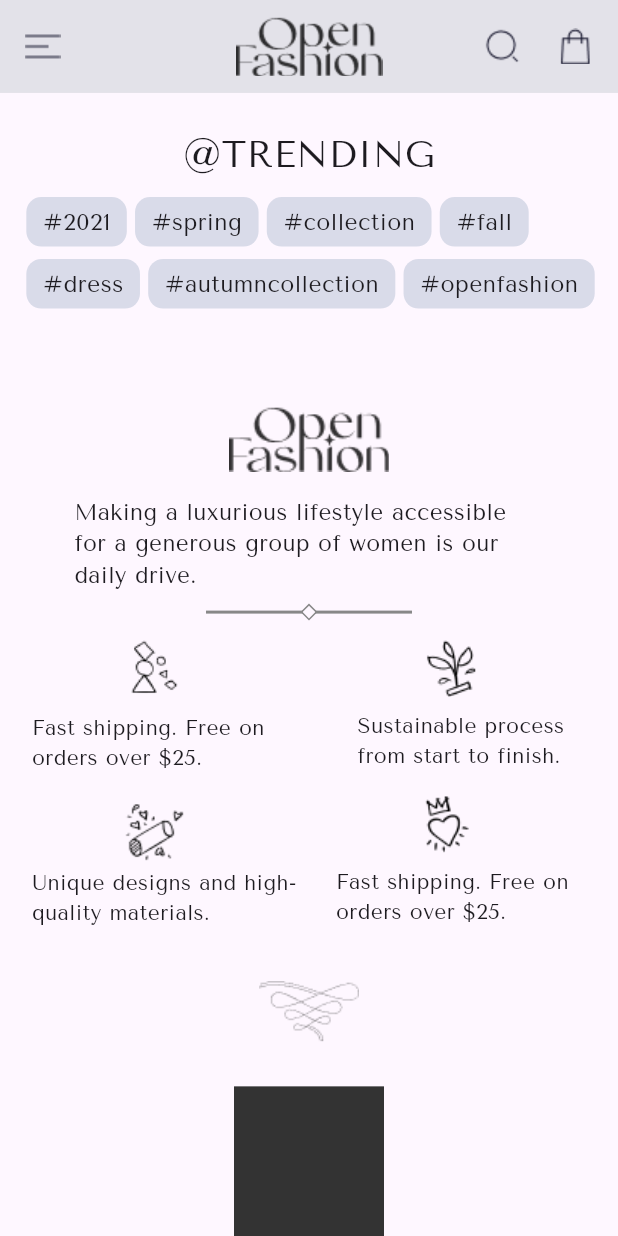
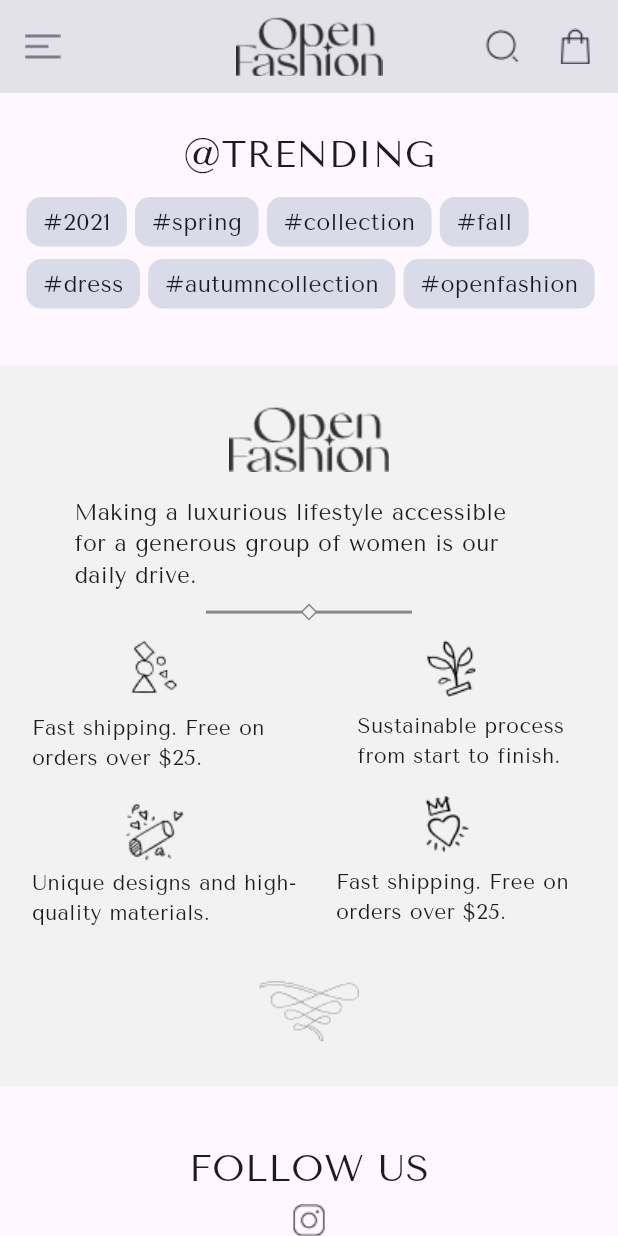
Before and after one commit to ahmetakay24/fashion_e_commerce_app, a Flutter app: the screen it shows after launch, scrolled down 3176 dp, on a phone screen of 412 x 824 dp. Run offline on Flutter 3.47's test engine with Material 3 defaults, Android fonts, the phone set to English and light mode, and no system bars; our stand-ins replace cached_network_image, carousel_slider, smooth_page_indicator; network calls fail.

Commit message:
MainScreenFollowUs was added

```diff
--- a/lib/core/widgets/app_images.dart
+++ b/lib/core/widgets/app_images.dart
@@ -29,3 +29,13 @@ class AppStickers extends StatelessWidget {
     return Image.asset("assets/stickers/$stickers.png");
   }
 }
+
+class AppBanner extends StatelessWidget {
+  const AppBanner({super.key, required this.banner});
+  final String banner;
+
+  @override
+  Widget build(BuildContext context) {
+    return Image.asset("assets/banners/$banner.png");
+  }
+}
--- a/lib/screens/main_screen/view/main_screen_view.dart
+++ b/lib/screens/main_screen/view/main_screen_view.dart
@@ -1,6 +1,7 @@
 import 'package:fashion_e_commerce_app/core/colors/core_app_colors.dart';
 import 'package:fashion_e_commerce_app/core/size/device_size.dart';
 import 'package:fashion_e_commerce_app/core/widgets/app_custom_widgets.dart';
+import 'package:fashion_e_commerce_app/core/widgets/app_images.dart';
 import 'package:fashion_e_commerce_app/resources/texts/main_screen/main_screen_texts_english.dart';
 import 'package:fashion_e_commerce_app/screens/main_screen/model/main_screen_models.dart';
 import 'package:fashion_e_commerce_app/screens/main_screen/view/widgets/app_bar_and_sections/main_screen_app_bar_and_sections.dart';
@@ -113,7 +114,50 @@ class MainScreenView extends StatelessWidget {
                   EdgeInsets.only(top: sizeCalculator(size.height, 4.76), bottom: sizeCalculator(size.height, 2.81)),
               child: MainScreenTagsSection(size: size, colors: colors),
             ),
-            MainScreenOpenFashionSection(size: size, colors: colors),
+            Padding(
+              padding: EdgeInsets.only(bottom: sizeCalculator(size.height, 2.08)),
+              child: MainScreenOpenFashionSection(size: size, colors: colors),
+            ),
+            SizedBox(
+              height: sizeCalculator(size.height, 59.97),
+              width: size.width,
+              child: Column(
+                crossAxisAlignment: CrossAxisAlignment.center,
+                children: [
+                  Padding(
+                    padding: EdgeInsets.only(
+                        top: sizeCalculator(size.height, 2.00), bottom: sizeCalculator(size.height, 0.43)),
+                    child: SizedBox(
+                      height: sizeCalculator(size.height, 5.01),
+                      width: sizeCalculator(size.width, 38.93),
+                      child: const FittedBox(fit: BoxFit.fitWidth, child: Text("FOLLOW US")),
+                    ),
+                  ),
+                  Padding(
+                    padding: EdgeInsets.only(bottom: sizeCalculator(size.height, 0.30)),
+                    child: SizedBox(
+                      height: sizeCalculator(size.height, 2.64),
+                      width: sizeCalculator(size.height, 5.62),
+                      child: const AppLogos(
+                        logo: "instagram",
+                      ),
+                    ),
+                  ),
+                  //Resim stack alanını kaplamıyor
+                  SizedBox(
+                      height: sizeCalculator(size.height, 47.30),
+                      width: sizeCalculator(size.width, 100),
+                      child: GridView.count(
+                        crossAxisCount: 2,
+                        children: const [
+                          Stack(
+                            children: [AppBanner(banner: "mia")],
+                          )
+                        ],
+                      ))
+                ],
+              ),
+            ),
             Container(
               height: 100,
               width: 100,
--- a/lib/screens/main_screen/view/widgets/app_bar_and_sections/main_screen_app_bar_and_sections.dart
+++ b/lib/screens/main_screen/view/widgets/app_bar_and_sections/main_screen_app_bar_and_sections.dart
@@ -386,14 +386,14 @@ class MainScreenOpenFashionSection extends StatelessWidget {
 
   @override
   Widget build(BuildContext context) {
-    return SizedBox(
+    return Container(
+      color: const Color.fromRGBO(242, 242, 242, 1),
       height: sizeCalculator(size.height, 58.34),
       width: size.width,
       child: Column(
         children: [
           Padding(
-            padding: EdgeInsets.only(
-                top: sizeCalculator(size.height, 3.46), bottom: sizeCalculator(size.height, 2.08)),
+            padding: EdgeInsets.only(top: sizeCalculator(size.height, 3.46), bottom: sizeCalculator(size.height, 2.08)),
             child: SizedBox(
               height: sizeCalculator(size.height, 5.01),
               width: sizeCalculator(size.width, 26.02),
```
Also changed, not shown: assets/banners/_jihyn.png (added), assets/banners/_jihyn_2.png (added), assets/banners/mia.png (added), assets/banners/mia_2.png (added), assets/logos/instagram.png (added).
